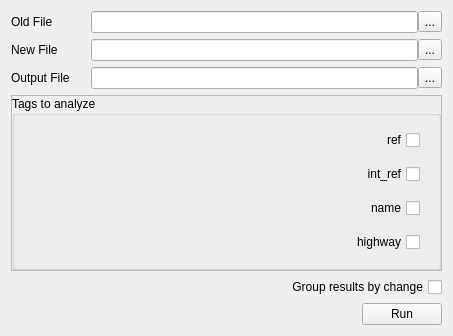
First picture: the form in design.ui, repository KaartGroup/Chameleon, before the edit.
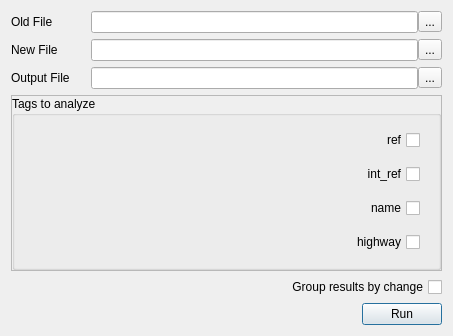
Second picture: the form after the edit.

Commit message: Set run button to be default

```diff
--- a/design.ui
+++ b/design.ui
@@ -470,6 +470,12 @@
         <property name="text">
          <string>Run</string>
         </property>
+        <property name="autoDefault">
+         <bool>false</bool>
+        </property>
+        <property name="default">
+         <bool>true</bool>
+        </property>
        </widget>
       </item>
      </layout>
```
